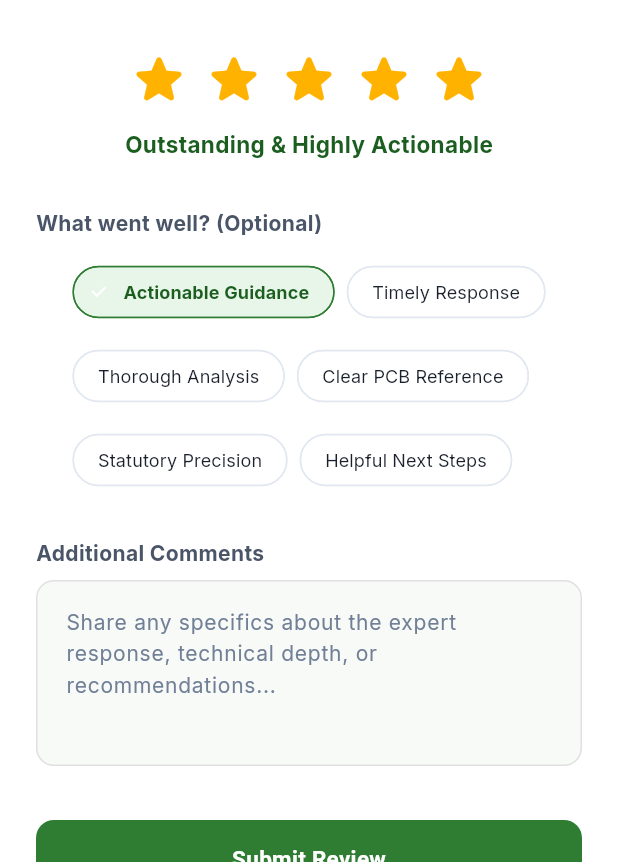
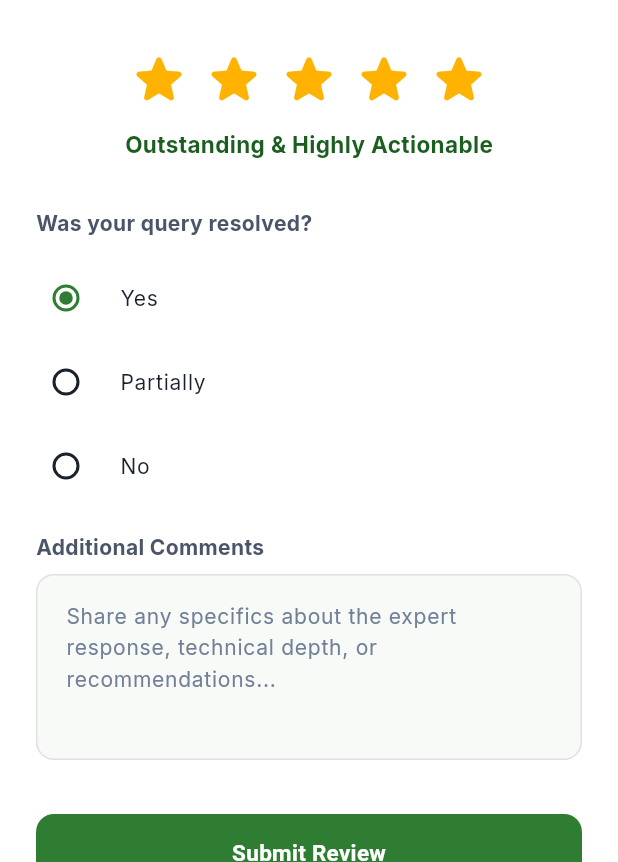
Before and after one commit to Ranith04/greentip, a Flutter app: the ReviewResponseScreen screen opened directly with empty values, on a phone screen of 412 x 824 dp, the part 374-1236 px from its top. Run offline on Flutter 3.47's test engine with Material 3 defaults, Android fonts, the light colour scheme and no system bars; our stand-ins replace dio, equatable, file_picker, flutter_bloc, flutter_secure_storage, get_it and 3 more; accounts and stored records are empty; network calls fail; project files that could hold a hidden picture were left out.

Commit message:
feat: add screens and widgets for managing queries and reviewing expert responses

```diff
--- a/mobile/lib/presentation/screens/user/review_response_screen.dart
+++ b/mobile/lib/presentation/screens/user/review_response_screen.dart
@@ -18,16 +18,13 @@ class ReviewResponseScreen extends StatefulWidget {
 
 class _ReviewResponseScreenState extends State<ReviewResponseScreen> {
   int _rating = 5;
-  String? _selectedTag = 'Actionable Guidance';
+  String? _selectedTag = 'Yes';
   final TextEditingController _commentController = TextEditingController();
 
-  final List<String> _feedbackTags = [
-    'Actionable Guidance',
-    'Timely Response',
-    'Thorough Analysis',
-    'Clear PCB Reference',
-    'Statutory Precision',
-    'Helpful Next Steps',
+  final List<String> _resolutionOptions = [
+    'Yes',
+    'Partially',
+    'No',
   ];
 
   String _getRatingText(int rating) {
@@ -156,51 +153,35 @@ class _ReviewResponseScreenState extends State<ReviewResponseScreen> {
                   ),
                 ),
                 const SizedBox(height: 32),
-
-                // Tags
+                // Resolution Radio Group
                 const Align(
                   alignment: Alignment.centerLeft,
                   child: Text(
-                    'What went well? (Optional)',
+                    'Was your query resolved?',
                     style: TextStyle(fontSize: 14, fontWeight: FontWeight.bold),
                   ),
                 ),
                 const SizedBox(height: 12),
-                Wrap(
-                  spacing: 8,
-                  runSpacing: 8,
-                  children: _feedbackTags.map((tag) {
-                    final isSelected = _selectedTag == tag;
-                    return FilterChip(
-                      label: Text(tag),
-                      selected: isSelected,
-                      onSelected: (val) {
+                Column(
+                  children: _resolutionOptions.map((option) {
+                    return RadioListTile<String>(
+                      title: Text(
+                        option,
+                        style: const TextStyle(fontSize: 14),
+                      ),
+                      value: option,
+                      groupValue: _selectedTag,
+                      activeColor: AppColors.primary,
+                      contentPadding: EdgeInsets.zero,
+                      onChanged: (val) {
                         setState(() {
-                          _selectedTag = val ? tag : null;
+                          _selectedTag = val;
                         });
                       },
-                      selectedColor: AppColors.primaryContainer,
-                      labelStyle: TextStyle(
-                        fontSize: 12,
-                        fontWeight: isSelected
-                            ? FontWeight.bold
-                            : FontWeight.normal,
-                        color: isSelected
-                            ? AppColors.primaryDark
-                            : AppColors.textPrimary,
-                      ),
-                      side: BorderSide(
-                        color: isSelected
-                            ? AppColors.primary
-                            : AppColors.divider,
-                      ),
-                      shape: RoundedRectangleBorder(
-                        borderRadius: BorderRadius.circular(20),
-                      ),
                     );
                   }).toList(),
                 ),
-                const SizedBox(height: 28),
+                const SizedBox(height: 16),
 
                 // Comment input
                 const Align(
--- a/mobile/lib/presentation/widgets/feedback/timeline_stepper.dart
+++ b/mobile/lib/presentation/widgets/feedback/timeline_stepper.dart
@@ -12,7 +12,7 @@ class TimelineStepper extends StatelessWidget {
   Widget build(BuildContext context) {
     final stages = [
       _TimelineStep(
-        title: 'Query Submitted',
+        title: 'Submitted',
         description: 'Query filed and statutory reference generated',
         date: query.createdAt,
         isCompleted: query.status >= 0,
@@ -28,17 +28,17 @@ class TimelineStepper extends StatelessWidget {
         isActive: query.status == 1,
       ),
       _TimelineStep(
-        title: 'Under Technical Review',
-        description: 'Analyzing legal notices, PCB standards & documentation',
+        title: 'Expert Responded',
+        description: 'Expert provided technical recommendation and response',
         date: query.assignedAt?.add(const Duration(hours: 2)),
         isCompleted: query.status >= 2,
         isActive: query.status == 2,
       ),
       _TimelineStep(
-        title: 'Response & Resolution',
-        description: query.respondedAt != null
-            ? 'Expert recommendations and compliance opinion provided'
-            : 'Estimated within statutory SLA timeframe',
+        title: 'Closed',
+        description: query.status == 3
+            ? 'Query resolved and closed by user/admin'
+            : 'Pending final resolution',
         date: query.respondedAt,
         isCompleted: query.status >= 3,
         isActive: query.status >= 3,
```
Also changed, not shown: mobile/lib/presentation/screens/user/expert_response_screen.dart (+38 -3 lines), mobile/lib/presentation/screens/user/my_queries_screen.dart (+10 -6 lines).
